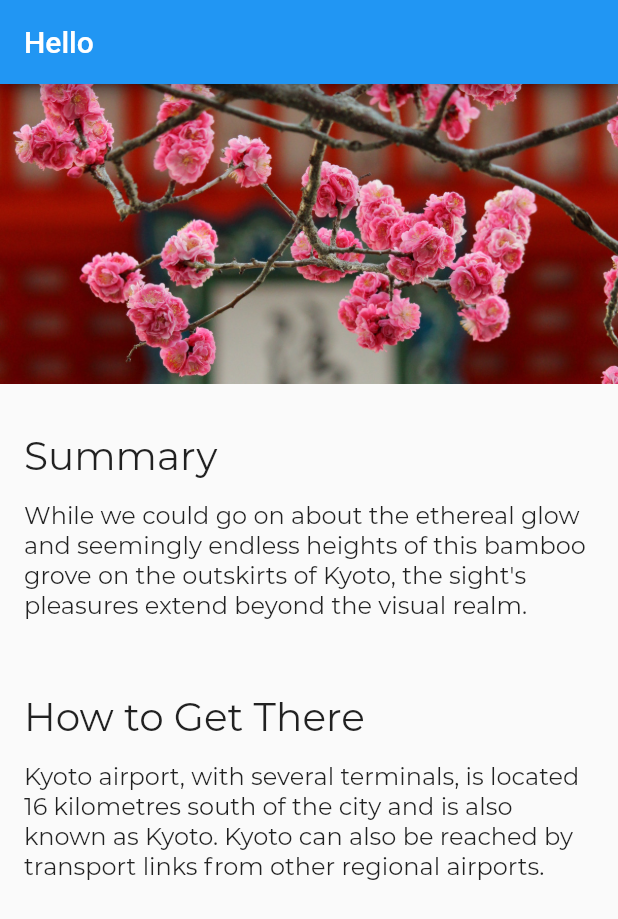
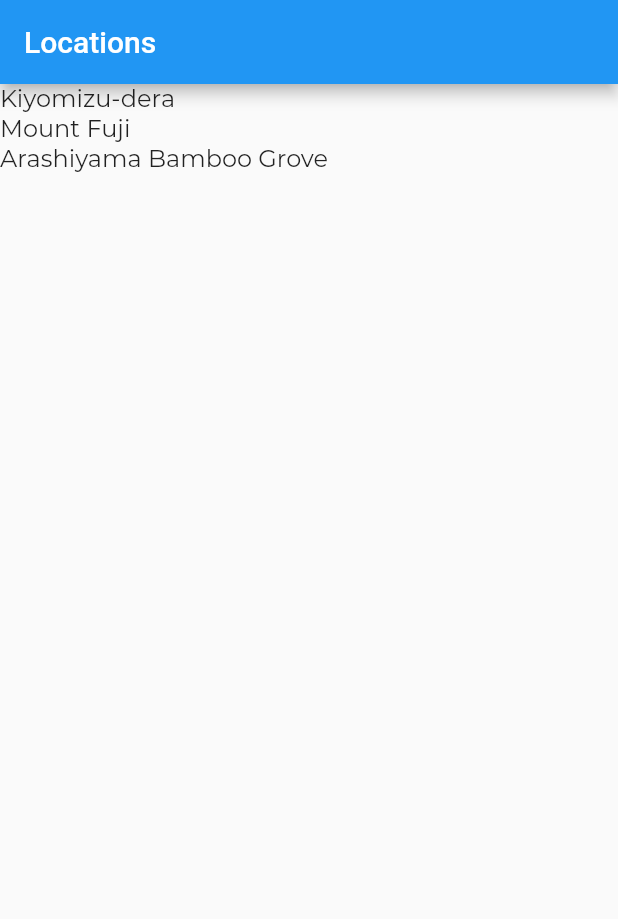
Before and after one commit to creynoldsovo/travel_app, a Flutter app: the screen it shows after launch, on a phone screen of 412 x 824 dp. Shown: the top 919 px of the screen. Run offline on Flutter 3.47's test engine with Material 2 defaults, Android fonts, the phone set to English and light mode, and no system bars; Roboto replaces fonts that are missing (Monserrat).

Commit message:
Remove home folder Add navigation Add fetch by id to location model

```diff
--- a/lib/app.dart
+++ b/lib/app.dart
@@ -1,19 +1,45 @@
 import 'package:flutter/material.dart';
-import 'package:travel_app/screens/home/location_detail/location_detail.dart';
+import 'package:travel_app/screens/location_detail/location_detail.dart';
+import 'package:travel_app/screens/locations/locations.dart';
 import 'package:travel_app/styles.dart';
+
+const LocationsRoute = '/';
+const LocationDetailRoute = '/location_detail';
 
 class App extends StatelessWidget {
   @override
   Widget build(BuildContext context) {
-    return MaterialApp(
-        home: LocationDetail(),
-        theme: ThemeData(
+    return MaterialApp(onGenerateRoute: _routes(), theme: _theme());
+  }
+
+  RouteFactory _routes() {
+    return (settings) {
+      final Map<String, dynamic> arguments = settings.arguments;
+      Widget screen;
+
+      switch (settings.name) {
+        case LocationsRoute:
+          screen = Locations();
+          break;
+        case LocationDetailRoute:
+          screen = LocationDetail(arguments['id']);
+          break;
+        default:
+          return null;
+      }
+
+      return MaterialPageRoute(builder: (BuildContext context) => screen);
+    };
+  }
+
+  _theme() {
+    return ThemeData(
       fontFamily: 'Monserrat',
       textTheme: TextTheme(
         headline1: TitleTextStyle,
         headline6: AppBarTextStyle,
         bodyText2: Body1TextStyle,
       ),
-        ));
+    );
   }
 }
--- a/lib/models/location.dart
+++ b/lib/models/location.dart
@@ -1,15 +1,27 @@
 import 'package:travel_app/models/location_data.dart';
 
 class Location {
+  final int id;
   String name;
   String imagePath;
   final List<LocationData> data;
 
-  Location(this.name, this.imagePath, this.data);
+  Location(this.id, this.name, this.imagePath, this.data);
 
   static List<Location> fetchAll() {
     return [
-      Location('Arashiyama Bamboo Grove', 'assets/images/kiyomizu-dera.jpg', [
+      Location(1, 'Kiyomizu-dera', 'assets/images/kiyomizu-dera.jpg', [
+        LocationData('Summary',
+            'Kiyomizu-dera, officially Otowa-san Kiyomizu-dera, is an independent Buddhist temple in eastern Kyoto. The temple is part of the Historic Monuments of Ancient Kyoto UNESCO World Heritage site.'),
+        LocationData('Architectural Style', 'Japanese Buddhist architecture.'),
+      ]),
+      Location(2, 'Mount Fuji', 'assets/images/fuji.jpg', [
+        LocationData('Summary',
+            'Japan’s Mt. Fuji is an active volcano about 100 kilometers southwest of Tokyo. Commonly called “Fuji-san,” it’s the country’s tallest peak, at 3,776 meters. A pilgrimage site for centuries, it’s considered one of Japan’s 3 sacred mountains, and summit hikes remain a popular activity. Its iconic profile is the subject of numerous works of art, notably Edo Period prints by Hokusai and Hiroshige.'),
+        LocationData('Did You Know',
+            'There are three cities that surround Mount Fuji: Gotemba, Fujiyoshida and Fujinomiya.'),
+      ]),
+      Location(3, 'Arashiyama Bamboo Grove', 'assets/images/arashiyama.jpg', [
         LocationData('Summary',
             'While we could go on about the ethereal glow and seemingly endless heights of this bamboo grove on the outskirts of Kyoto, the sight\'s pleasures extend beyond the visual realm.'),
         LocationData('How to Get There',
@@ -17,4 +29,16 @@ class Location {
       ]),
     ];
   }
+
+  static Location fetchById(int locationId) {
+    List<Location> locations = Location.fetchAll();
+
+    List<Location> location =
+        locations.where((location) => location.id == locationId).toList();
+
+    if (location == null) {
+      return null;
+    }
+    return location.first;
+  }
 }
--- a/lib/screens/home/location_detail/location_detail.dart
+++ b/lib/screens/location_detail/location_detail.dart
@@ -1,15 +1,19 @@
 import 'package:flutter/material.dart';
 import 'package:travel_app/models/location.dart';
-import 'package:travel_app/screens/home/location_detail/image_banner.dart';
-import 'package:travel_app/screens/home/location_detail/text_section.dart';
+import 'package:travel_app/screens/location_detail/image_banner.dart';
+import 'package:travel_app/screens/location_detail/text_section.dart';
 
 class LocationDetail extends StatelessWidget {
+  final int _locationId;
+
+  LocationDetail(this._locationId);
+
   @override
   Widget build(BuildContext context) {
-    final location = Location.fetchAll().first;
+    final location = Location.fetchById(_locationId);
 
     return Scaffold(
-        appBar: AppBar(title: Text('Hello')),
+        appBar: AppBar(title: Text(location.name)),
         body: Column(
           mainAxisAlignment: MainAxisAlignment.start,
           crossAxisAlignment: CrossAxisAlignment.stretch,
--- /dev/null
+++ b/lib/screens/locations/locations.dart
@@ -0,0 +1,26 @@
+import 'package:flutter/material.dart';
+import 'package:travel_app/app.dart';
+import 'package:travel_app/models/location.dart';
+
+class Locations extends StatelessWidget {
+  @override
+  Widget build(BuildContext context) {
+    final locations = Location.fetchAll();
+
+    return Scaffold(
+      appBar: AppBar(title: Text('Locations')),
+      body: ListView(
+        children: locations
+            .map((location) => GestureDetector(
+                child: Text(location.name),
+                onTap: () => _onLocationTap(context, location.id)))
+            .toList(),
+      ),
+    );
+  }
+
+  _onLocationTap(BuildContext context, int locationId) {
+    Navigator.pushNamed(context, LocationDetailRoute,
+        arguments: {'id': locationId});
+  }
+}
```
Also changed, not shown: lib/screens/location_detail/image_banner.dart (renamed from lib/screens/home/location_detail/image_banner.dart), lib/screens/location_detail/text_section.dart (renamed from lib/screens/home/location_detail/text_section.dart). Lines whose indentation alone changed are shown as unchanged.
